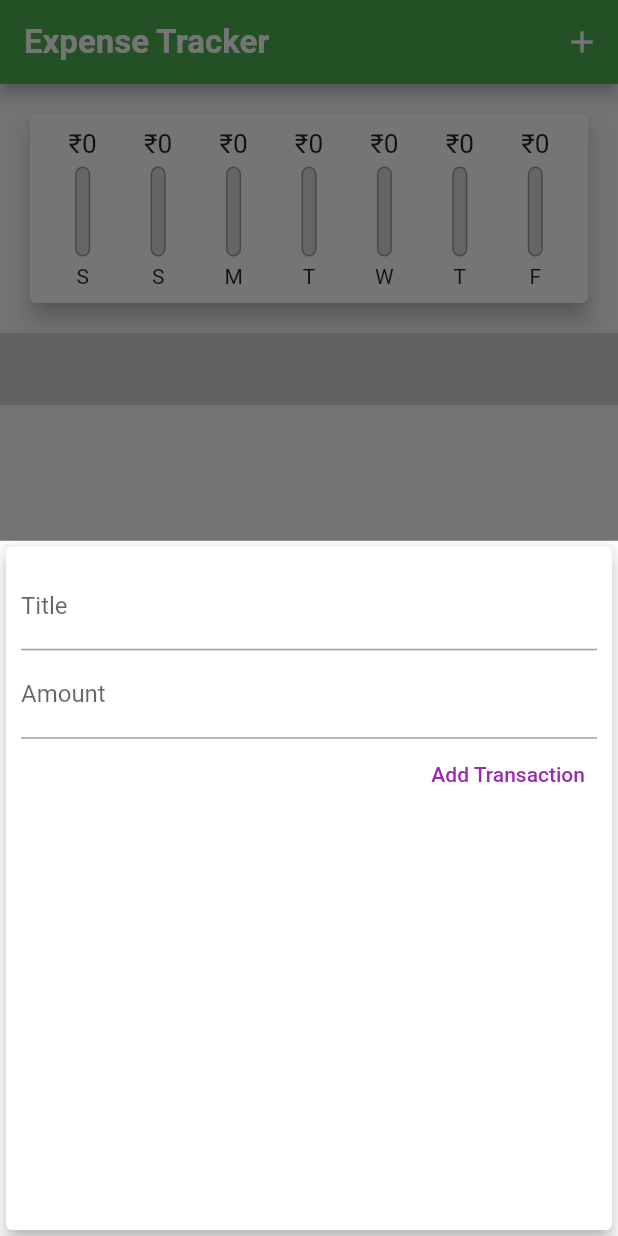
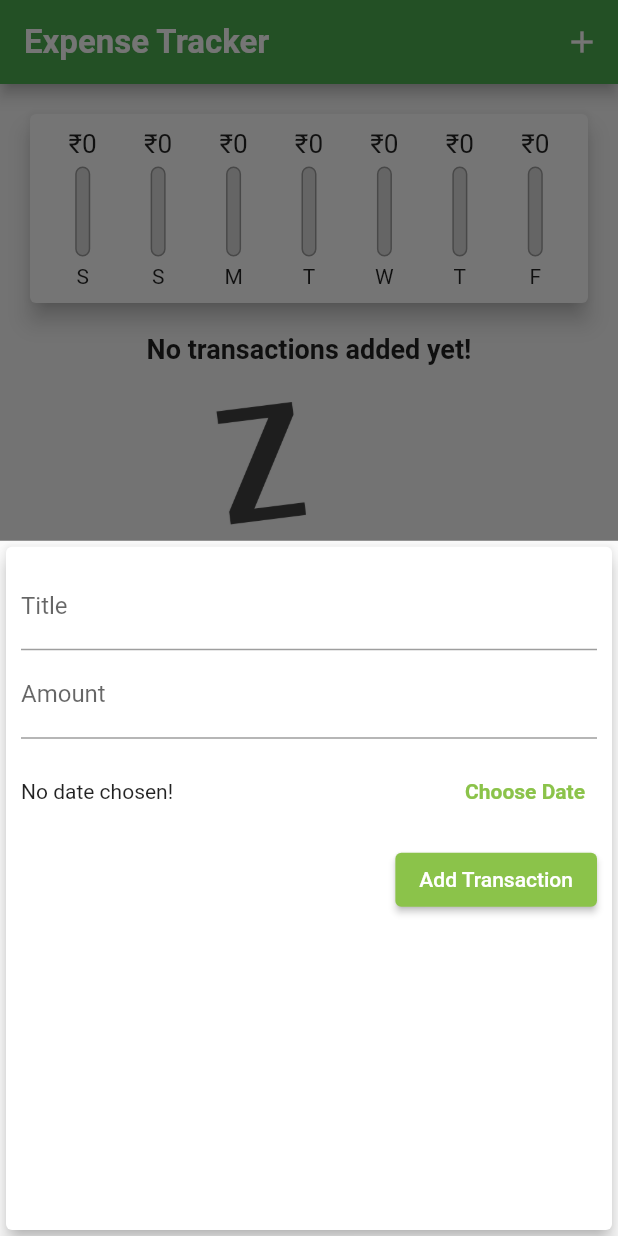
Before and after one commit to Rishab75695/expense_tracker, a Flutter app: the screen it shows after launch, after a tap on the "add" icon, on a phone screen of 412 x 824 dp. Run offline on Flutter 3.47's test engine with Material 2 defaults, Android fonts, the phone set to English and light mode, and no system bars; Roboto replaces fonts that are missing (OpenSans, Opensans, Quicksand).

Commit message:
all done

```diff
--- a/lib/widgets/new_transaction.dart
+++ b/lib/widgets/new_transaction.dart
@@ -1,4 +1,6 @@
 import 'package:flutter/material.dart';
+
+import 'package:intl/intl.dart';
 
 class NewTransaction extends StatefulWidget {
   final Function addTx;
@@ -10,24 +12,47 @@ class NewTransaction extends StatefulWidget {
 }
 
 class _NewTransactionState extends State<NewTransaction> {
-  final titleController = TextEditingController();
+  final _titleController = TextEditingController();
 
-  final amountController = TextEditingController();
+  final _amountController = TextEditingController();
 
-  void submitData() {
-    final enteredTitle = titleController.text;
-    final enteredAmount = double.parse(amountController.text);
+  DateTime? _selectedDate;
 
-    if (enteredTitle.isEmpty || enteredAmount <= 0) {
+  void _submitData() {
+
+    if (_amountController.text.isEmpty){
+      return;
+    }
+    final enteredTitle = _titleController.text;
+    final enteredAmount = double.parse(_amountController.text);
+
+    if (enteredTitle.isEmpty || enteredAmount <= 0  || _selectedDate == null) {
       return;
     }
 
     widget.addTx(
       enteredTitle,
       enteredAmount,
+      _selectedDate,
     );
 
     Navigator.of(context).pop();
+  }
+
+  void _presentDatePicker() {
+    showDatePicker(
+      context: context,
+      initialDate: DateTime.now(),
+      firstDate: DateTime(2021),
+      lastDate: DateTime.now(),
+    ).then((pickedDate) {
+      if (pickedDate == null) {
+        return;
+      }
+      setState(() {
+        _selectedDate = pickedDate;
+      });
+    });
   }
 
   @override
@@ -41,22 +66,44 @@ class _NewTransactionState extends State<NewTransaction> {
           children: <Widget>[
             TextField(
               decoration: InputDecoration(labelText: 'Title'),
-              controller: titleController,
-              onSubmitted: (_) => submitData(),
+              controller: _titleController,
+              onSubmitted: (_) => _submitData(),
               // onChanged: (val) {
               //   titleInput = val;
               // },
             ),
             TextField(
               decoration: InputDecoration(labelText: 'Amount'),
-              controller: amountController,
+              controller: _amountController,
               keyboardType: TextInputType.number,
-              onSubmitted: (_) => submitData(),
+              onSubmitted: (_) => _submitData(),
               // onChanged: (val) => amountInput = val,
             ),
-            TextButton(
-              style: TextButton.styleFrom(primary: Colors.purple),
-              onPressed: submitData,
+            Container(
+              height: 70,
+              child: Row(
+                children: <Widget>[
+                  Expanded(
+                    child: Text(
+                      _selectedDate == null
+                          ? 'No date chosen!'
+                          : 'Picked Date: ${DateFormat.yMd().format(_selectedDate!)}',
+                    ),
+                  ),
+                  TextButton(
+                    style: TextButton.styleFrom(
+                        primary: Theme.of(context).accentColor,
+                        textStyle: TextStyle(fontWeight: FontWeight.bold)),
+                    onPressed: _presentDatePicker,
+                    child: Text('Choose Date'),
+                  ),
+                ],
+              ),
+            ),
+            ElevatedButton(
+              style: ElevatedButton.styleFrom(
+                  primary: Theme.of(context).accentColor),
+              onPressed: _submitData,
               child: Text('Add Transaction'),
             ),
           ],
--- a/lib/widgets/transaction_list.dart
+++ b/lib/widgets/transaction_list.dart
@@ -4,13 +4,14 @@ import 'package:intl/intl.dart';
 
 class TransactionList extends StatelessWidget {
   final List<Transaction> transactions;
+  final Function deleteTx;
 
-  TransactionList(this.transactions);
+  TransactionList(this.transactions, this.deleteTx);
 
   @override
   Widget build(BuildContext context) {
     return Container(
-      height: 400,
+      height: 450,
       child: transactions.isEmpty
           ? Column(
               children: <Widget>[
@@ -34,7 +35,10 @@ class TransactionList extends StatelessWidget {
               itemBuilder: (ctx, index) {
                 return Card(
                   elevation: 5,
-                  margin: EdgeInsets.symmetric(vertical: 8, horizontal: 5,),
+                  margin: EdgeInsets.symmetric(
+                    vertical: 8,
+                    horizontal: 5,
+                  ),
                   child: ListTile(
                     leading: CircleAvatar(
                       radius: 30,
@@ -52,6 +56,11 @@ class TransactionList extends StatelessWidget {
                     subtitle: Text(
                       DateFormat.yMMMd().format(transactions[index].date),
                     ),
+                    trailing: IconButton(
+                      onPressed: () => deleteTx(transactions[index].id),
+                      icon: Icon(Icons.delete),
+                      color: Theme.of(context).errorColor,
+                    ),
                   ),
                 );
               },
```
